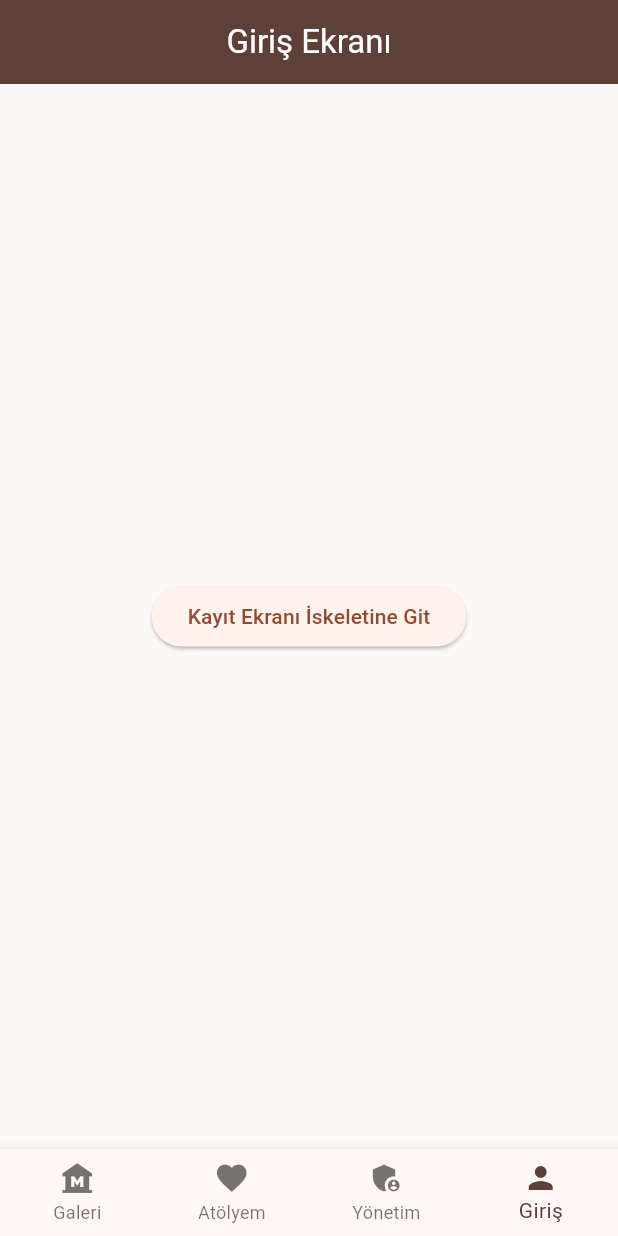
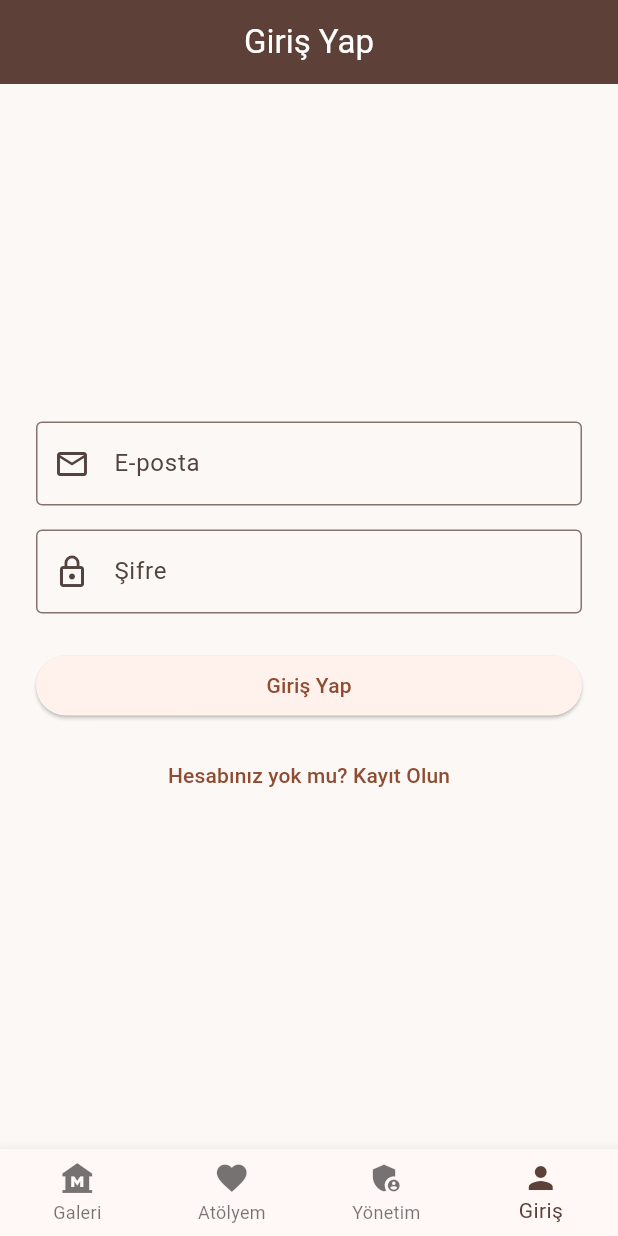
Before and after one commit to Alperzturan/MichelangelosAtelier, a Flutter app: the screen it shows after launch, item 4 of the bottom bar chosen, on a phone screen of 412 x 824 dp. Run offline on Flutter 3.47's test engine with Material 3 defaults, Android fonts, the phone set to English and light mode, and no system bars; our stand-ins replace flutter_secure_storage.

Commit message:
feat(mobile): login ve register ekranları, form doğrulama ve JWT token saklama yapısı eklendi

```diff
--- a/mobile/lib/screens/login_screen.dart
+++ b/mobile/lib/screens/login_screen.dart
@@ -1,32 +1,125 @@
 import 'package:flutter/material.dart';
+import '../services/api_service.dart';
+export 'register_screen.dart';
 
-class LoginScreen extends StatelessWidget {
+class LoginScreen extends StatefulWidget {
   const LoginScreen({super.key});
+
+  @override
+  State<LoginScreen> createState() => _LoginScreenState();
+}
+
+class _LoginScreenState extends State<LoginScreen> {
+  final _formKey = GlobalKey<FormState>();
+  final _emailController = TextEditingController();
+  final _passwordController = TextEditingController();
+  final _apiService = ApiService();
+  bool _isLoading = false;
+
+  @override
+  void dispose() {
+    _emailController.dispose();
+    _passwordController.dispose();
+    super.dispose();
+  }
+
+  String? _validateEmail(String? value) {
+    if (value == null || value.trim().isEmpty) {
+      return 'Lütfen e-posta adresinizi girin';
+    }
+    final emailRegex = RegExp(r'^[^@\s]+@[^@\s]+\.[^@\s]+$');
+    if (!emailRegex.hasMatch(value.trim())) {
+      return 'Geçerli bir e-posta adresi girin';
+    }
+    return null;
+  }
+
+  String? _validatePassword(String? value) {
+    if (value == null || value.isEmpty) {
+      return 'Lütfen şifrenizi girin';
+    }
+    if (value.length < 6) {
+      return 'Şifre en az 6 karakter olmalıdır';
+    }
+    return null;
+  }
+
+  Future<void> _handleLogin() async {
+    if (!_formKey.currentState!.validate()) return;
+
+    setState(() => _isLoading = true);
+    try {
+      await _apiService.login(
+        email: _emailController.text.trim(),
+        password: _passwordController.text,
+      );
+      if (!mounted) return;
+      ScaffoldMessenger.of(context).showSnackBar(
+        const SnackBar(content: Text('Giriş başarılı! Token güvenli olarak saklandı.')),
+      );
+    } catch (e) {
+      if (!mounted) return;
+      ScaffoldMessenger.of(context).showSnackBar(
+        SnackBar(content: Text(e.toString().replaceAll('Exception: ', ''))),
+      );
+    } finally {
+      if (mounted) setState(() => _isLoading = false);
+    }
+  }
 
   @override
   Widget build(BuildContext context) {
     return Scaffold(
-      appBar: AppBar(title: const Text('Giriş Ekranı')),
-      body: Center(
-        child: ElevatedButton(
-          onPressed: () => Navigator.pushNamed(context, '/register'),
-          child: const Text('Kayıt Ekranı İskeletine Git'),
+      appBar: AppBar(title: const Text('Giriş Yap')),
+      body: Padding(
+        padding: const EdgeInsets.all(24.0),
+        child: Form(
+          key: _formKey,
+          child: Column(
+            mainAxisAlignment: MainAxisAlignment.center,
+            crossAxisAlignment: CrossAxisAlignment.stretch,
+            children: [
+              TextFormField(
+                controller: _emailController,
+                keyboardType: TextInputType.emailAddress,
+                decoration: const InputDecoration(
+                  labelText: 'E-posta',
+                  prefixIcon: Icon(Icons.email_outlined),
+                  border: OutlineInputBorder(),
+                ),
+                validator: _validateEmail,
+              ),
+              const SizedBox(height: 16),
+              TextFormField(
+                controller: _passwordController,
+                obscureText: true,
+                decoration: const InputDecoration(
+                  labelText: 'Şifre',
+                  prefixIcon: Icon(Icons.lock_outline),
+                  border: OutlineInputBorder(),
+                ),
+                validator: _validatePassword,
+              ),
+              const SizedBox(height: 24),
+              ElevatedButton(
+                onPressed: _isLoading ? null : _handleLogin,
+                child: _isLoading
+                    ? const SizedBox(
+                        height: 20,
+                        width: 20,
+                        child: CircularProgressIndicator(strokeWidth: 2),
+                      )
+                    : const Text('Giriş Yap'),
+              ),
+              const SizedBox(height: 12),
+              TextButton(
+                onPressed: () => Navigator.pushNamed(context, '/register'),
+                child: const Text('Hesabınız yok mu? Kayıt Olun'),
+              ),
+            ],
+          ),
         ),
       ),
     );
   }
 }
-
-class RegisterScreen extends StatelessWidget {
-  const RegisterScreen({super.key});
-
-  @override
-  Widget build(BuildContext context) {
-    return Scaffold(
-      appBar: AppBar(title: const Text('Kayıt Ekranı')),
-      body: const Center(
-        child: Text('RegisterScreen İskeleti'),
-      ),
-    );
-  }
-}
```
Also changed, not shown: mobile/lib/screens/register_screen.dart (added, +140 -0 lines), mobile/lib/services/api_service.dart (+63 -0 lines).
